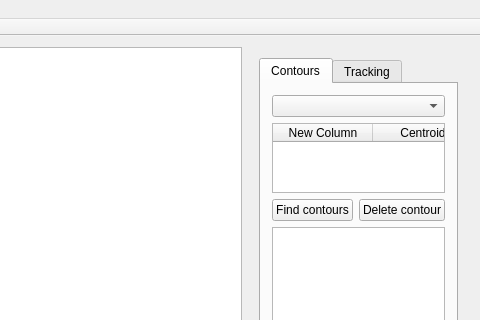
Qt form mainwindow.ui (jonperdomo/polytracker) before a commit; both pictures show x 223 to 703 and y 0 to 320 of the 703 by 436 pixel window.
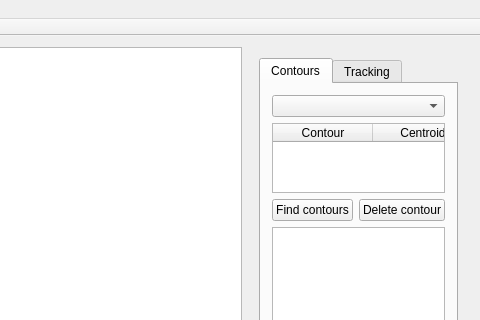
The same form after that commit. The open tabs and pages were chosen to show the change. Custom widgets are drawn as their Qt base class.

Commit message: Fixed bug with deleting contours.

```diff
--- a/mainwindow.ui
+++ b/mainwindow.ui
@@ -113,7 +113,7 @@
                </attribute>
                <column>
                 <property name="text">
-                 <string>New Column</string>
+                 <string>Contour</string>
                 </property>
                </column>
                <column>
```
Left out of the diff: 2 changed lines with no effect on the pictures. The commit also changes 1 other file.
